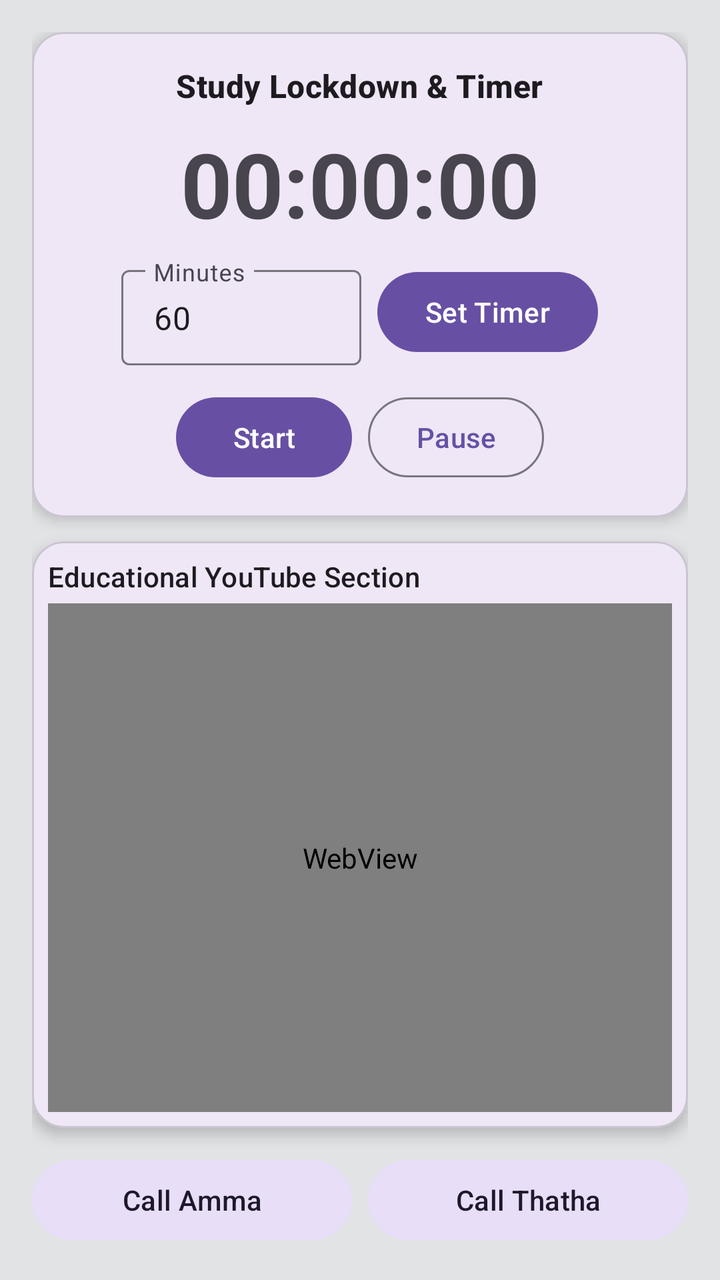
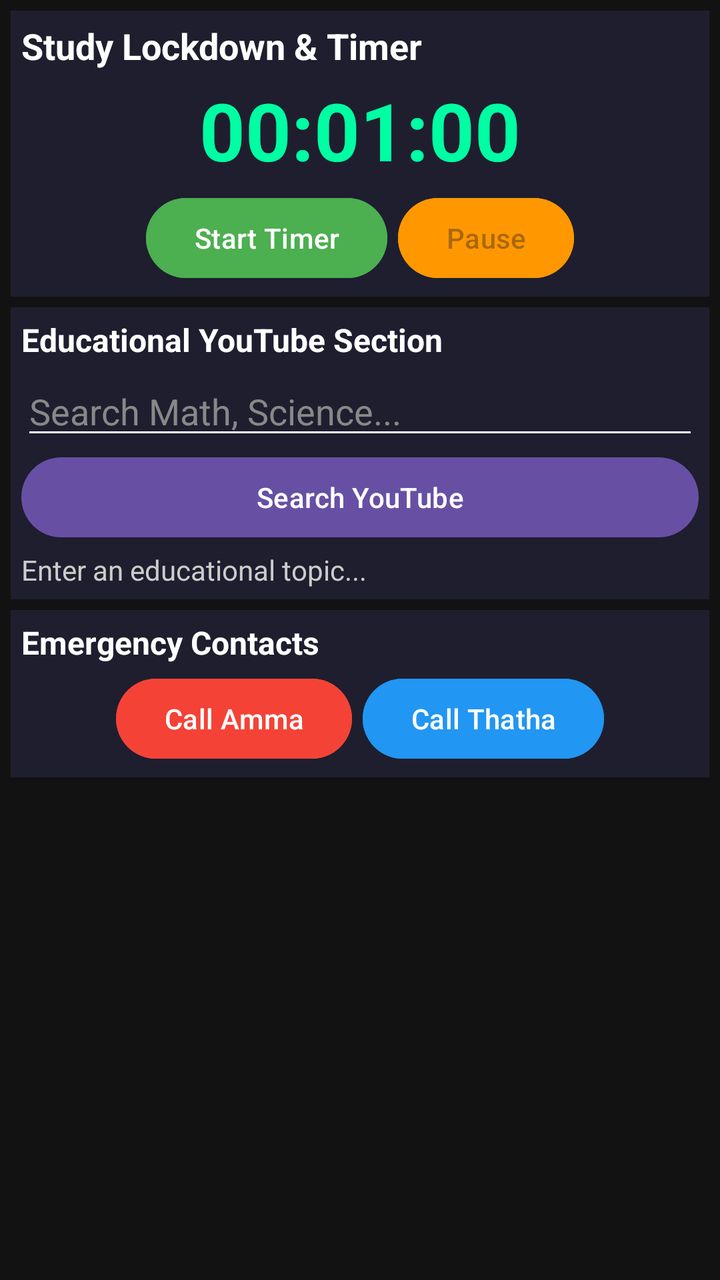

Before-and-after screenshots of an Android layout around one commit, followed by the original layout XML and the change that was made.
<!-- AndroidManifest.xml: application theme Theme.Material3.DayNight.NoActionBar -->
<!-- res/layout/activity_main.xml -->
<?xml version="1.0" encoding="utf-8"?>
<androidx.constraintlayout.widget.ConstraintLayout xmlns:android="http://schemas.android.com/apk/res/android"
    xmlns:app="http://schemas.android.com/apk/res-auto"
    android:layout_width="match_parent"
    android:layout_height="match_parent"
    android:background="@color/material_dynamic_neutral90"
    android:padding="16dp">

    
    <com.google.android.material.card.MaterialCardView
        android:id="@+id/cardTimer"
        android:layout_width="match_parent"
        android:layout_height="wrap_content"
        app:cardCornerRadius="16dp"
        app:cardElevation="4dp"
        app:layout_constraintTop_toTopOf="parent"
        app:layout_constraintStart_toStartOf="parent"
        app:layout_constraintEnd_toEndOf="parent">

        <LinearLayout
            android:layout_width="match_parent"
            android:layout_height="wrap_content"
            android:orientation="vertical"
            android:padding="16dp"
            android:gravity="center">

            <TextView
                android:layout_width="wrap_content"
                android:layout_height="wrap_content"
                android:text="Study Lockdown &amp; Timer"
                style="@style/TextAppearance.Material3.TitleMedium"
                android:textStyle="bold"/>

            <TextView
                android:id="@+id/tvTimer"
                android:layout_width="wrap_content"
                android:layout_height="wrap_content"
                android:text="00:00:00"
                style="@style/TextAppearance.Material3.DisplayMedium"
                android:layout_marginTop="8dp"
                android:textStyle="bold"/>

            
            <LinearLayout
                android:layout_width="match_parent"
                android:layout_height="wrap_content"
                android:orientation="horizontal"
                android:gravity="center"
                android:layout_marginTop="8dp">

                <com.google.android.material.textfield.TextInputLayout
                    android:layout_width="120dp"
                    android:layout_height="wrap_content"
                    android:hint="Minutes"
                    style="@style/Widget.Material3.TextInputLayout.OutlinedBox.Dense">

                    <com.google.android.material.textfield.TextInputEditText
                        android:id="@+id/etMinutes"
                        android:layout_width="match_parent"
                        android:layout_height="wrap_content"
                        android:inputType="number"
                        android:text="60"/>
                </com.google.android.material.textfield.TextInputLayout>

                <com.google.android.material.button.MaterialButton
                    android:id="@+id/btnSetTime"
                    android:layout_width="wrap_content"
                    android:layout_height="wrap_content"
                    android:text="Set Timer"
                    android:layout_marginStart="8dp"/>
            </LinearLayout>

            <LinearLayout
                android:layout_width="match_parent"
                android:layout_height="wrap_content"
                android:orientation="horizontal"
                android:gravity="center"
                android:layout_marginTop="12dp">

                <com.google.android.material.button.MaterialButton
                    android:id="@+id/btnStart"
                    android:layout_width="wrap_content"
                    android:layout_height="wrap_content"
                    android:text="Start"
                    android:layout_marginEnd="8dp"/>

                <com.google.android.material.button.MaterialButton
                    android:id="@+id/btnPause"
                    android:layout_width="wrap_content"
                    android:layout_height="wrap_content"
                    android:text="Pause"
                    style="?attr/materialButtonOutlinedStyle"/>
            </LinearLayout>
        </LinearLayout>
    </com.google.android.material.card.MaterialCardView>

    
    <com.google.android.material.card.MaterialCardView
        android:id="@+id/cardYoutube"
        android:layout_width="match_parent"
        android:layout_height="0dp"
        app:cardCornerRadius="16dp"
        app:cardElevation="4dp"
        android:layout_marginTop="12dp"
        android:layout_marginBottom="12dp"
        app:layout_constraintTop_toBottomOf="@id/cardTimer"
        app:layout_constraintBottom_toTopOf="@id/layoutEmergency">

        <LinearLayout
            android:layout_width="match_parent"
            android:layout_height="match_parent"
            android:orientation="vertical"
            android:padding="8dp">

            <TextView
                android:layout_width="wrap_content"
                android:layout_height="wrap_content"
                android:text="Educational YouTube Section"
                style="@style/TextAppearance.Material3.TitleSmall"/>

            <WebView
                android:id="@+id/webViewYoutube"
                android:layout_width="match_parent"
                android:layout_height="match_parent"
                android:layout_marginTop="4dp"/>
        </LinearLayout>
    </com.google.android.material.card.MaterialCardView>

    
    <LinearLayout
        android:id="@+id/layoutEmergency"
        android:layout_width="match_parent"
        android:layout_height="wrap_content"
        android:orientation="horizontal"
        android:weightSum="2"
        app:layout_constraintBottom_toBottomOf="parent"
        app:layout_constraintStart_toStartOf="parent"
        app:layout_constraintEnd_toEndOf="parent">

        <com.google.android.material.button.MaterialButton
            android:id="@+id/btnCallMom"
            android:layout_width="0dp"
            android:layout_height="wrap_content"
            android:layout_weight="1"
            android:text="Call Amma"
            android:layout_marginEnd="4dp"
            style="@style/Widget.Material3.Button.TonalButton"/>

        <com.google.android.material.button.MaterialButton
            android:id="@+id/btnCallDad"
            android:layout_width="0dp"
            android:layout_height="wrap_content"
            android:layout_weight="1"
            android:text="Call Thatha"
            android:layout_marginStart="4dp"
            style="@style/Widget.Material3.Button.TonalButton"/>
    </LinearLayout>

</androidx.constraintlayout.widget.ConstraintLayout>
<!-- resources referenced by this layout -->
<resources>

</resources>

<!-- the commit's change to res/layout/activity_main.xml (unified diff, before → after) -->
@@ -1,159 +1,143 @@
 <?xml version="1.0" encoding="utf-8"?>
-<androidx.constraintlayout.widget.ConstraintLayout xmlns:android="http://schemas.android.com/apk/res/android"
-    xmlns:app="http://schemas.android.com/apk/res-auto"
+<LinearLayout xmlns:android="http://schemas.android.com/apk/res/android"
     android:layout_width="match_parent"
     android:layout_height="match_parent"
-    android:background="@color/material_dynamic_neutral90"
-    android:padding="16dp">
+    android:background="#121212"
+    android:orientation="vertical"
+    android:padding="16px">
 
     
-    <com.google.android.material.card.MaterialCardView
-        android:id="@+id/cardTimer"
+    <LinearLayout
         android:layout_width="match_parent"
         android:layout_height="wrap_content"
-        app:cardCornerRadius="16dp"
-        app:cardElevation="4dp"
-        app:layout_constraintTop_toTopOf="parent"
-        app:layout_constraintStart_toStartOf="parent"
-        app:layout_constraintEnd_toEndOf="parent">
+        android:background="#1E1E2F"
+        android:orientation="vertical"
+        android:padding="16px"
+        android:layout_marginBottom="16px">
+
+        <TextView
+            android:layout_width="wrap_content"
+            android:layout_height="wrap_content"
+            android:text="Study Lockdown &amp; Timer"
+            android:textColor="#FFFFFF"
+            android:textSize="18sp"
+            android:textStyle="bold" />
+
+        <TextView
+            android:id="@+id/tvTimer"
+            android:layout_width="wrap_content"
+            android:layout_height="wrap_content"
+            android:layout_gravity="center"
+            android:text="00:01:00"
+            android:textColor="#00FFA3"
+            android:textSize="40sp"
+            android:textStyle="bold"
+            android:layout_marginVertical="10px"/>
 
         <LinearLayout
             android:layout_width="match_parent"
             android:layout_height="wrap_content"
-            android:orientation="vertical"
-            android:padding="16dp"
-            android:gravity="center">
+            android:gravity="center"
+            android:orientation="horizontal">
 
-            <TextView
+            <Button
+                android:id="@+id/btnStart"
                 android:layout_width="wrap_content"
                 android:layout_height="wrap_content"
-                android:text="Study Lockdown &amp; Timer"
-                style="@style/TextAppearance.Material3.TitleMedium"
-                android:textStyle="bold"/>
+                android:backgroundTint="#4CAF50"
+                android:text="Start Timer" />
 
-            <TextView
-                android:id="@+id/tvTimer"
+            <Button
+                android:id="@+id/btnPause"
                 android:layout_width="wrap_content"
                 android:layout_height="wrap_content"
-                android:text="00:00:00"
-                style="@style/TextAppearance.Material3.DisplayMedium"
-                android:layout_marginTop="8dp"
-                android:textStyle="bold"/>
-
-            
-            <LinearLayout
-                android:layout_width="match_parent"
-                android:layout_height="wrap_content"
-                android:orientation="horizontal"
-                android:gravity="center"
-                android:layout_marginTop="8dp">
-
-                <com.google.android.material.textfield.TextInputLayout
-                    android:layout_width="120dp"
-                    android:layout_height="wrap_content"
-                    android:hint="Minutes"
-                    style="@style/Widget.Material3.TextInputLayout.OutlinedBox.Dense">
-
-                    <com.google.android.material.textfield.TextInputEditText
-                        android:id="@+id/etMinutes"
-                        android:layout_width="match_parent"
-                        android:layout_height="wrap_content"
-                        android:inputType="number"
-                        android:text="60"/>
-                </com.google.android.material.textfield.TextInputLayout>
-
-                <com.google.android.material.button.MaterialButton
-                    android:id="@+id/btnSetTime"
-                    android:layout_width="wrap_content"
-                    android:layout_height="wrap_content"
-                    android:text="Set Timer"
-                    android:layout_marginStart="8dp"/>
-            </LinearLayout>
-
-            <LinearLayout
-                android:layout_width="match_parent"
-                android:layout_height="wrap_content"
-                android:orientation="horizontal"
-                android:gravity="center"
-                android:layout_marginTop="12dp">
-
-                <com.google.android.material.button.MaterialButton
-                    android:id="@+id/btnStart"
-                    android:layout_width="wrap_content"
-                    android:layout_height="wrap_content"
-                    android:text="Start"
-                    android:layout_marginEnd="8dp"/>
-
-                <com.google.android.material.button.MaterialButton
-                    android:id="@+id/btnPause"
-                    android:layout_width="wrap_content"
-                    android:layout_height="wrap_content"
-                    android:text="Pause"
-                    style="?attr/materialButtonOutlinedStyle"/>
-            </LinearLayout>
+                android:layout_marginStart="16px"
+                android:backgroundTint="#FF9800"
+                android:enabled="false"
+                android:text="Pause" />
         </LinearLayout>
-    </com.google.android.material.card.MaterialCardView>
+    </LinearLayout>
 
     
-    <com.google.android.material.card.MaterialCardView
-        android:id="@+id/cardYoutube"
+    <LinearLayout
         android:layout_width="match_parent"
-        android:layout_height="0dp"
-        app:cardCornerRadius="16dp"
-        app:cardElevation="4dp"
-        android:layout_marginTop="12dp"
-        android:layout_marginBottom="12dp"
-        app:layout_constraintTop_toBottomOf="@id/cardTimer"
-        app:layout_constraintBottom_toTopOf="@id/layoutEmergency">
+        android:layout_height="wrap_content"
+        android:background="#1E1E2F"
+        android:orientation="vertical"
+        android:padding="16px"
+        android:layout_marginBottom="16px">
+
+        <TextView
+            android:layout_width="wrap_content"
+            android:layout_height="wrap_content"
+            android:text="Educational YouTube Section"
+            android:textColor="#FFFFFF"
+            android:textSize="16sp"
+            android:textStyle="bold" />
+
+        <EditText
+            android:id="@+id/etYtSearch"
+            android:layout_width="match_parent"
+            android:layout_height="wrap_content"
+            android:hint="Search Math, Science..."
+            android:textColor="#FFFFFF"
+            android:textColorHint="#888888"
+            android:backgroundTint="#FFFFFF"
+            android:layout_marginTop="8px"/>
+
+        <Button
+            android:id="@+id/btnYtSearch"
+            android:layout_width="match_parent"
+            android:layout_height="wrap_content"
+            android:text="Search YouTube" />
+
+        <TextView
+            android:id="@+id/tvYtResult"
+            android:layout_width="wrap_content"
+            android:layout_height="wrap_content"
+            android:text="Enter an educational topic..."
+            android:textColor="#CCCCCC"
+            android:layout_marginTop="8px"/>
+    </LinearLayout>
+
+    
+    <LinearLayout
+        android:layout_width="match_parent"
+        android:layout_height="wrap_content"
+        android:background="#1E1E2F"
+        android:orientation="vertical"
+        android:padding="16px">
+
+        <TextView
+            android:layout_width="wrap_content"
+            android:layout_height="wrap_content"
+            android:text="Emergency Contacts"
+            android:textColor="#FFFFFF"
+            android:textSize="16sp"
+            android:textStyle="bold" />
 
         <LinearLayout
             android:layout_width="match_parent"
-            android:layout_height="match_parent"
-            android:orientation="vertical"
-            android:padding="8dp">
+            android:layout_height="wrap_content"
+            android:gravity="center"
+            android:orientation="horizontal"
+            android:layout_marginTop="10px">
 
-            <TextView
+            <Button
+                android:id="@+id/btnCallAmma"
                 android:layout_width="wrap_content"
                 android:layout_height="wrap_content"
-                android:text="Educational YouTube Section"
-                style="@style/TextAppearance.Material3.TitleSmall"/>
+                android:backgroundTint="#F44336"
+                android:text="Call Amma" />
 
-            <WebView
-                android:id="@+id/webViewYoutube"
-                android:layout_width="match_parent"
-                android:layout_height="match_parent"
-                android:layout_marginTop="4dp"/>
+            <Button
+                android:id="@+id/btnCallThatha"
+                android:layout_width="wrap_content"
+                android:layout_height="wrap_content"
+                android:layout_marginStart="16px"
+                android:backgroundTint="#2196F3"
+                android:text="Call Thatha" />
         </LinearLayout>
-    </com.google.android.material.card.MaterialCardView>
-
-    
-    <LinearLayout
-        android:id="@+id/layoutEmergency"
-        android:layout_width="match_parent"
-        android:layout_height="wrap_content"
-        android:orientation="horizontal"
-        android:weightSum="2"
-        app:layout_constraintBottom_toBottomOf="parent"
-        app:layout_constraintStart_toStartOf="parent"
-        app:layout_constraintEnd_toEndOf="parent">
-
-        <com.google.android.material.button.MaterialButton
-            android:id="@+id/btnCallMom"
-            android:layout_width="0dp"
-            android:layout_height="wrap_content"
-            android:layout_weight="1"
-            android:text="Call Amma"
-            android:layout_marginEnd="4dp"
-            style="@style/Widget.Material3.Button.TonalButton"/>
-
-        <com.google.android.material.button.MaterialButton
-            android:id="@+id/btnCallDad"
-            android:layout_width="0dp"
-            android:layout_height="wrap_content"
-            android:layout_weight="1"
-            android:text="Call Thatha"
-            android:layout_marginStart="4dp"
-            style="@style/Widget.Material3.Button.TonalButton"/>
     </LinearLayout>
 
-</androidx.constraintlayout.widget.ConstraintLayout>
+</LinearLayout>
